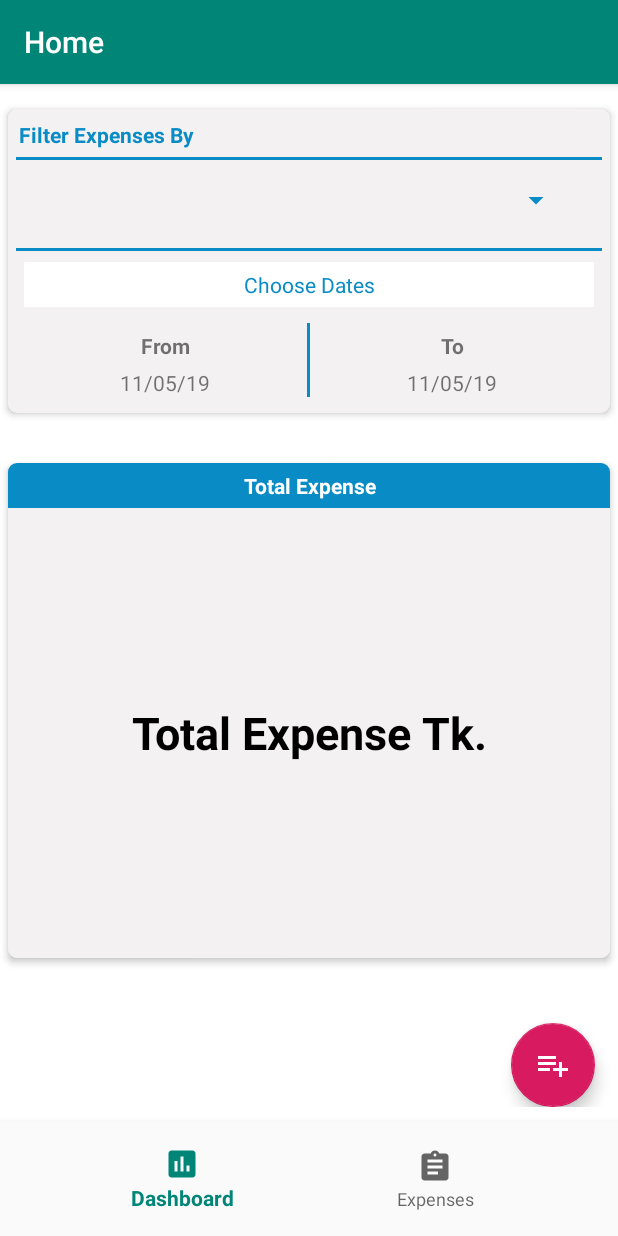
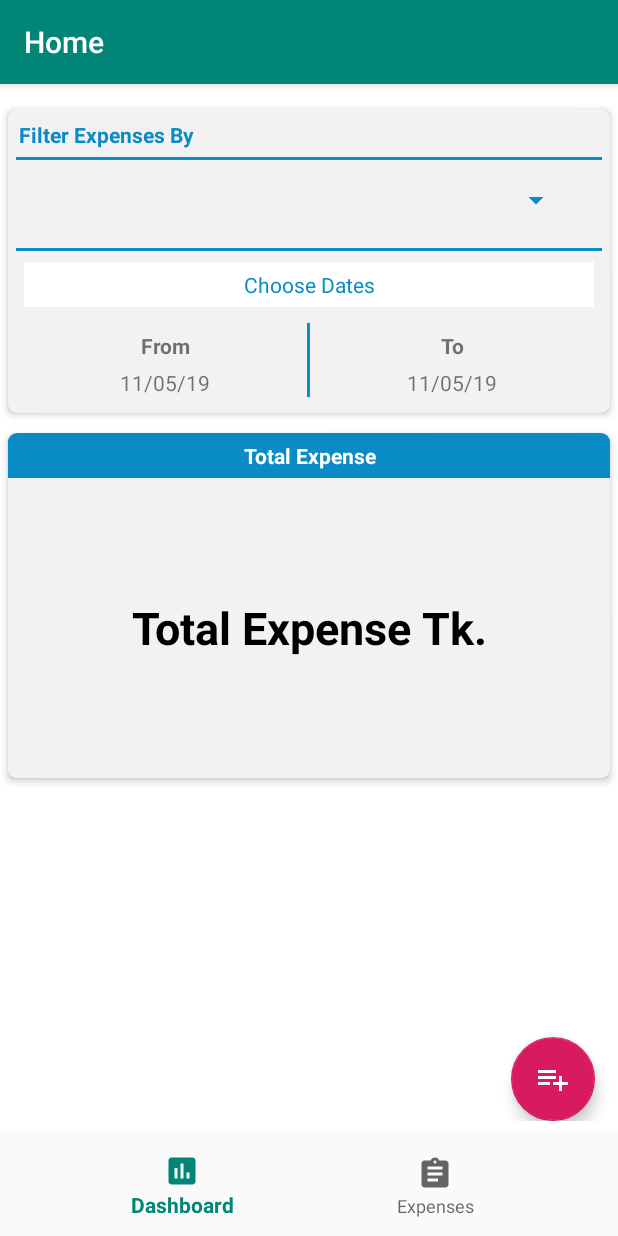
Before and after one commit to AshrafulMarufAnik/DailyExpenseProject, an Android app: the screen it shows after launch (MainActivity), on a phone screen of 412 x 824 dp. Run offline under Robolectric (Android 15) with nearby library versions, the phone set to English and light mode, and no system bars.

Commit message:
Works on UI

```diff
--- a/app/src/main/res/layout/activity_main.xml
+++ b/app/src/main/res/layout/activity_main.xml
@@ -22,6 +22,6 @@
         android:layout_alignParentBottom="true"
         android:background="?android:attr/windowBackground"
         app:menu="@menu/bottom_nav_menu"
-        android:padding="10dp"/>
+        android:padding="5dp"/>
 
 </RelativeLayout>
--- a/app/src/main/res/layout/fragment_dashboard.xml
+++ b/app/src/main/res/layout/fragment_dashboard.xml
@@ -156,7 +156,6 @@
             android:layout_width="match_parent"
             android:layout_height="wrap_content"
             android:layout_below="@id/dashBoardCardView1"
-            android:layout_marginTop="20dp"
             app:cardBackgroundColor="#F3F1F1"
             app:cardCornerRadius="6dp"
             app:cardUseCompatPadding="true"
@@ -179,7 +178,7 @@
 
                 <TextView
                     android:layout_width="match_parent"
-                    android:layout_height="300dp"
+                    android:layout_height="200dp"
                     android:background="#F3F1F1"
                     android:text="Total Expense Tk."
                     android:id="@+id/dashBoardTotalExpenseTV"
```
